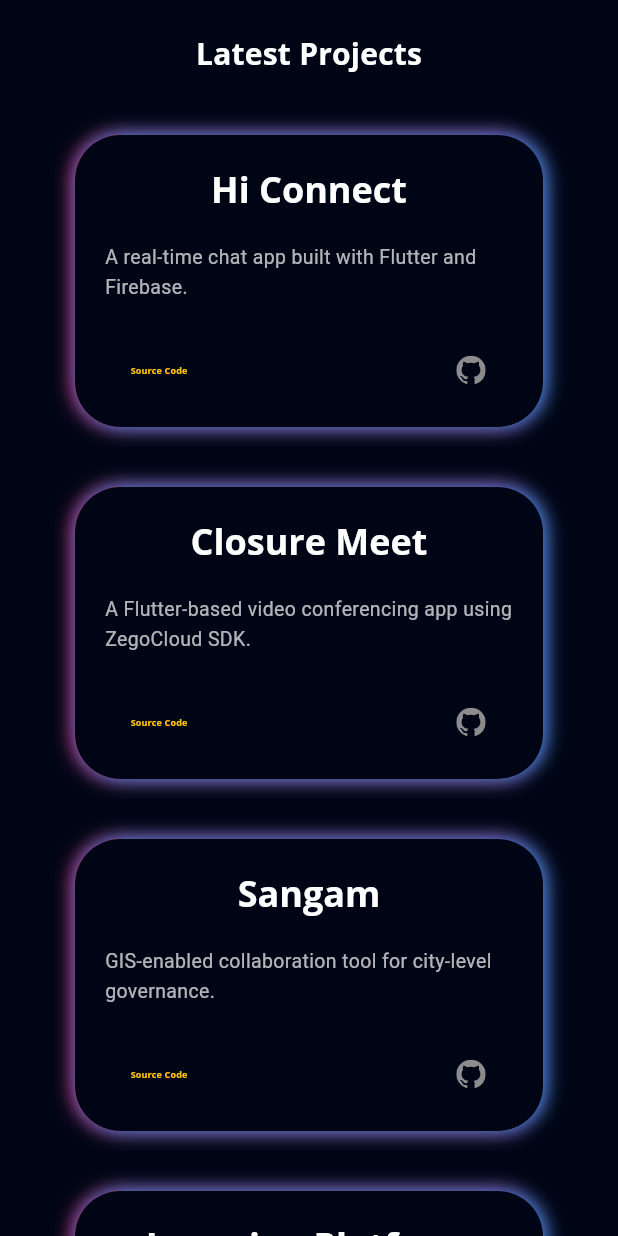
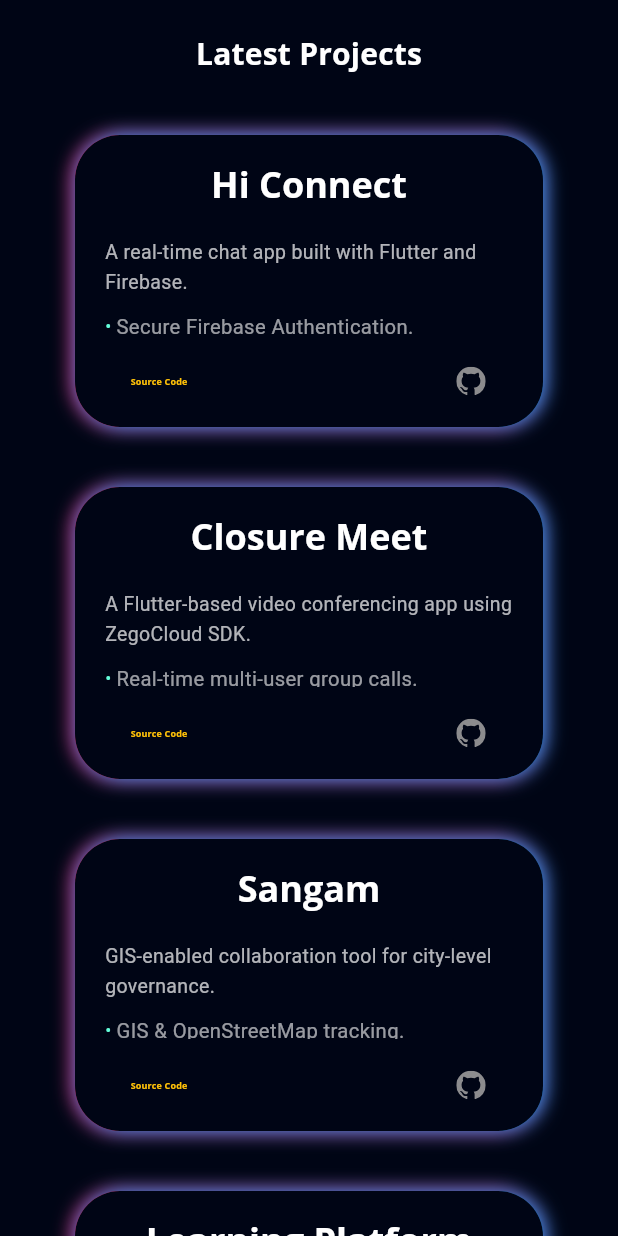
Before and after one commit to Brijesh-gangwar/portfolio, a Flutter app: the ProjectsView screen opened directly, on a phone screen of 412 x 824 dp. Run offline on Flutter 3.47's test engine with Material 3 defaults, Android fonts, the light colour scheme and no system bars; our stand-ins replace flutter_svg, font_awesome_flutter, get, google_fonts, photo_view.

Commit message:
project item fix

```diff
--- a/lib/view/certifications/certifications.dart
+++ b/lib/view/certifications/certifications.dart
@@ -28,7 +28,7 @@ class Certifications extends StatelessWidget {
                   desktop: CertificateGrid(crossAxisCount: 3,ratio: 1.5,),
                   extraLargeScreen: CertificateGrid(crossAxisCount: 4,ratio: 1.6),
                   largeMobile: CertificateGrid(crossAxisCount: 1,ratio: 1.8),
-                  mobile: CertificateGrid(crossAxisCount: 1,ratio: 1.4),
+                  mobile: CertificateGrid(crossAxisCount: 1,ratio: 1.3),
                   tablet: CertificateGrid(ratio: 1.7,crossAxisCount: 2,)))
         ],
       ),
--- a/lib/view/intro/introduction.dart
+++ b/lib/view/intro/introduction.dart
@@ -1,3 +1,4 @@
+import 'package:brijesh_portfolio/res/constants.dart';
 import 'package:flutter/material.dart';
 import 'package:brijesh_portfolio/view%20model/responsive.dart';
 import 'package:brijesh_portfolio/view/intro/components/intro_body.dart';
@@ -24,6 +25,7 @@ class Introduction extends StatelessWidget {
           const Expanded(
             child: IntroBody(),
           ),
+          SizedBox(height: smallPadding,)
         ],
       ),
     );
--- a/lib/view/main/components/drawer/personal_info.dart
+++ b/lib/view/main/components/drawer/personal_info.dart
@@ -14,8 +14,8 @@ class PersonalInfo extends StatelessWidget {
         SizedBox(height: defaultPadding/2,),
         AreaInfoText(title: 'Contact', text: '+918433267372'),
         AreaInfoText(title: 'Email', text: 'gangwarbrijesh87@gmail.com'),
-        AreaInfoText(title: 'LinkedIn', text: '@brijesh-gangwar'),
-        AreaInfoText(title: 'Github', text: '@brijesh-gangwar'),
+        // AreaInfoText(title: 'LinkedIn', text: '@brijesh-gangwar'),
+        // AreaInfoText(title: 'Github', text: '@brijesh-gangwar'),
         SizedBox(
           height: defaultPadding,
         ),
--- a/lib/view/projects/components/project_deatail.dart
+++ b/lib/view/projects/components/project_deatail.dart
@@ -144,7 +144,12 @@ class ProjectDetail extends StatelessWidget {
     final isMobile = Responsive.isMobile(context);
 
     return Padding(
-      padding: const EdgeInsets.all(defaultPadding / 2),
+      padding: const EdgeInsets.only(
+        top: defaultPadding / 3,
+        left: defaultPadding / 2,
+        right: defaultPadding / 2,
+        bottom: defaultPadding / 3,
+      ),
       child: Column(
         crossAxisAlignment: CrossAxisAlignment.start,
         children: [
@@ -188,7 +193,7 @@ class ProjectDetail extends StatelessWidget {
                             const Text(
                               '• ',
                               style: TextStyle(
-                                  color: Colors.tealAccent, fontSize: 14),
+                                  color: Colors.tealAccent, fontSize: 12),
                             ),
                             Expanded(
                               child: Text(
@@ -208,7 +213,7 @@ class ProjectDetail extends StatelessWidget {
             ),
           ),
 
-          const SizedBox(height: defaultPadding / 2),
+          const SizedBox(height: defaultPadding / 3),
 
           ProjectLinks(index: index),
         ],
--- a/lib/view/projects/components/project_link.dart
+++ b/lib/view/projects/components/project_link.dart
@@ -14,7 +14,7 @@ class ProjectLinks extends StatelessWidget {
 
     if(size.width < 500) {
 return Padding(
-      padding: const EdgeInsets.only(bottom: 4,right :4, left: 4),
+      padding: const EdgeInsets.only(right :4, left: 4),
       child: Row(
         children: [
           TextButton(
```
Also changed, not shown: lib/view/main/components/navigation_button_list.dart (+104 -25 lines), 3 other files.
